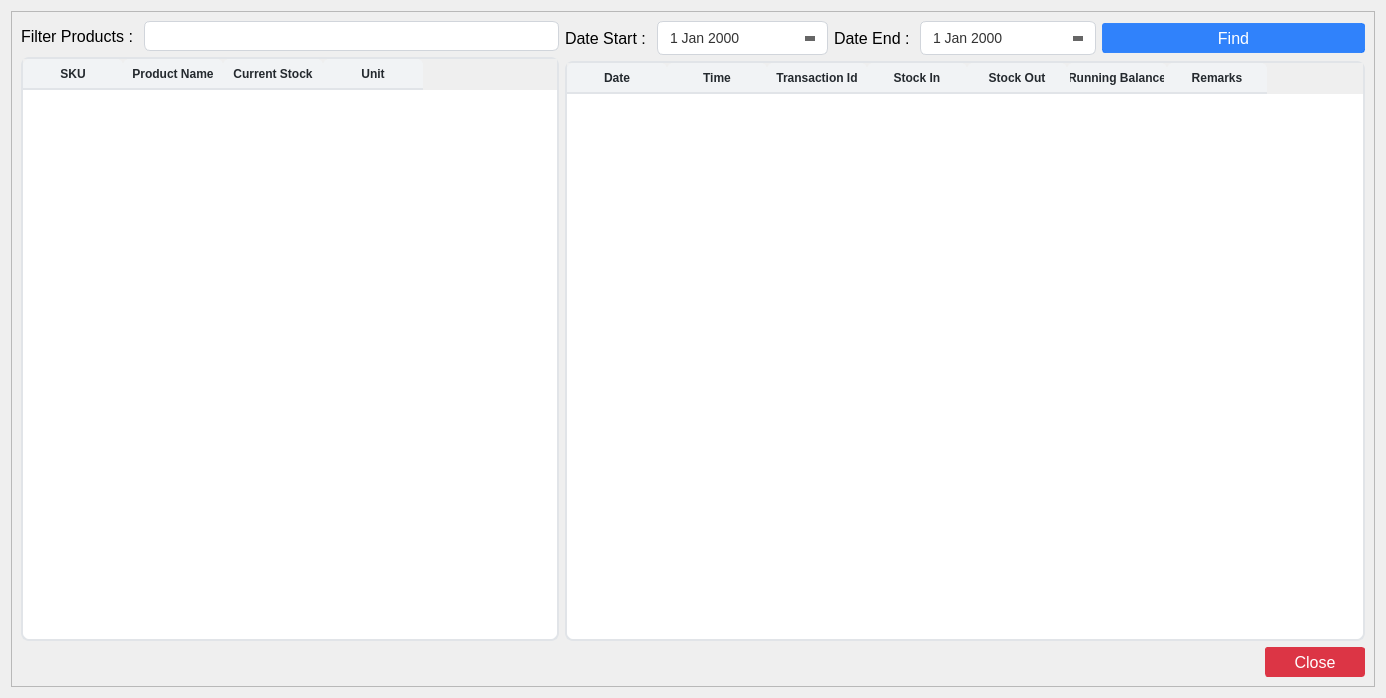
Above: ui/stock_card_list.ui from michael-halim/pos before the change. Below: the same form after it.
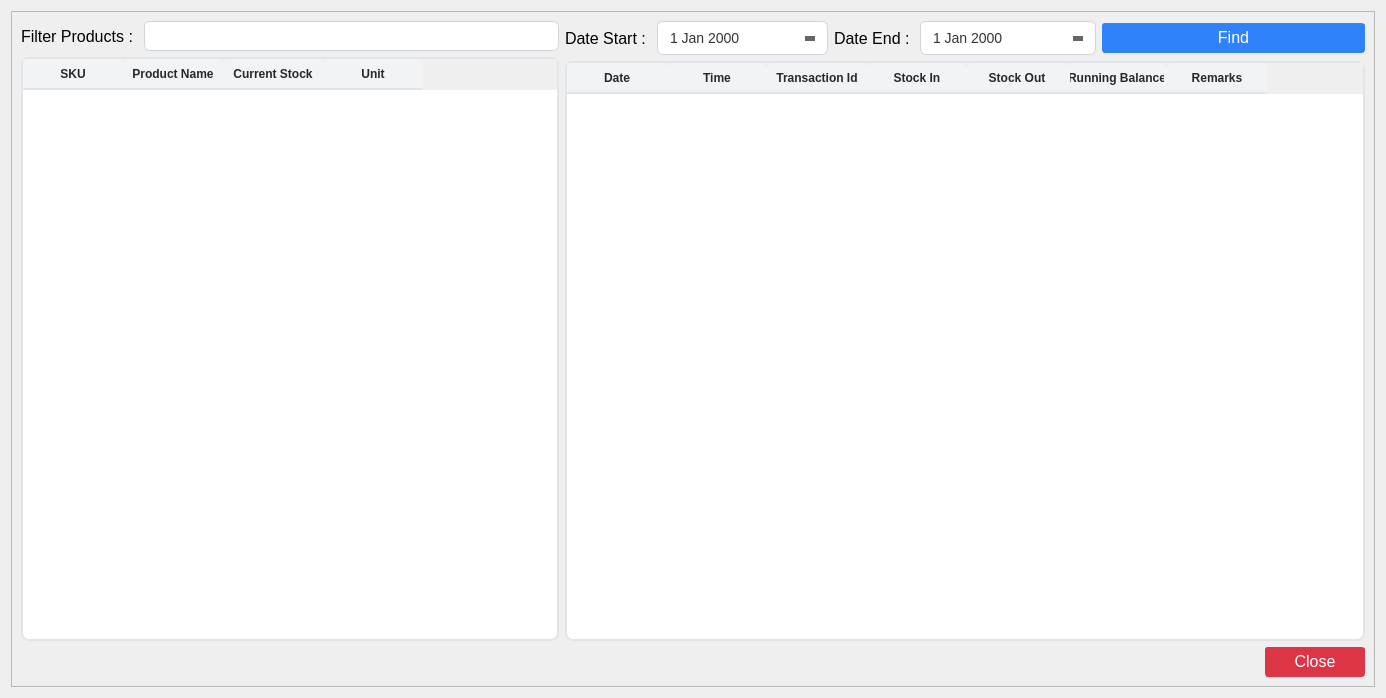
That is the form after the change. Icons and pictures are not drawn.

Commit message: Patch#37: Added Logs - Added Logs for Products - Added Logs for Suppliers - Added Logs for Categories - Added Logs for Transactions - Added Logs for Users - Added or Update Icon Size

```diff
--- a/ui/stock_card_list.ui
+++ b/ui/stock_card_list.ui
@@ -259,7 +259,7 @@
     border-radius: 3px;
     margin: 0.25rem;
 	opacity: 0.55;
-
+	padding-bottom: 2px;
 }
 </string>
   </property>
@@ -584,8 +584,8 @@
                 </property>
                 <property name="iconSize">
                  <size>
-                  <width>18</width>
-                  <height>18</height>
+                  <width>14</width>
+                  <height>14</height>
                  </size>
                 </property>
                </widget>
@@ -832,6 +832,12 @@
              <iconset>
               <normaloff>../assets/close.png</normaloff>../assets/close.png</iconset>
             </property>
+            <property name="iconSize">
+             <size>
+              <width>12</width>
+              <height>12</height>
+             </size>
+            </property>
            </widget>
           </item>
          </layout>
```
The commit also changes 32 other files.
